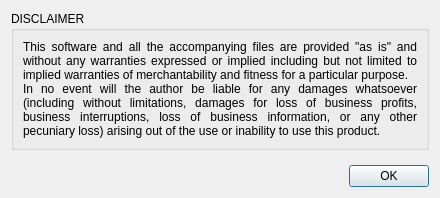
Old version of the form src/disclaimerdialog.ui in the repository lgbaldoni/qmp3gain-qt5.
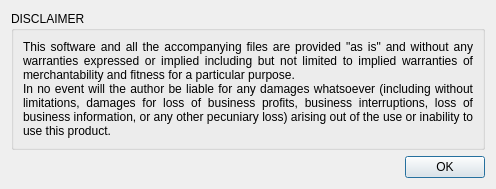
New version of the form.

Diff of the .ui file:
```diff
--- a/src/disclaimerdialog.ui
+++ b/src/disclaimerdialog.ui
@@ -6,8 +6,8 @@
    <rect>
     <x>0</x>
     <y>0</y>
-    <width>440</width>
-    <height>198</height>
+    <width>496</width>
+    <height>189</height>
    </rect>
   </property>
   <property name="windowTitle">
```
